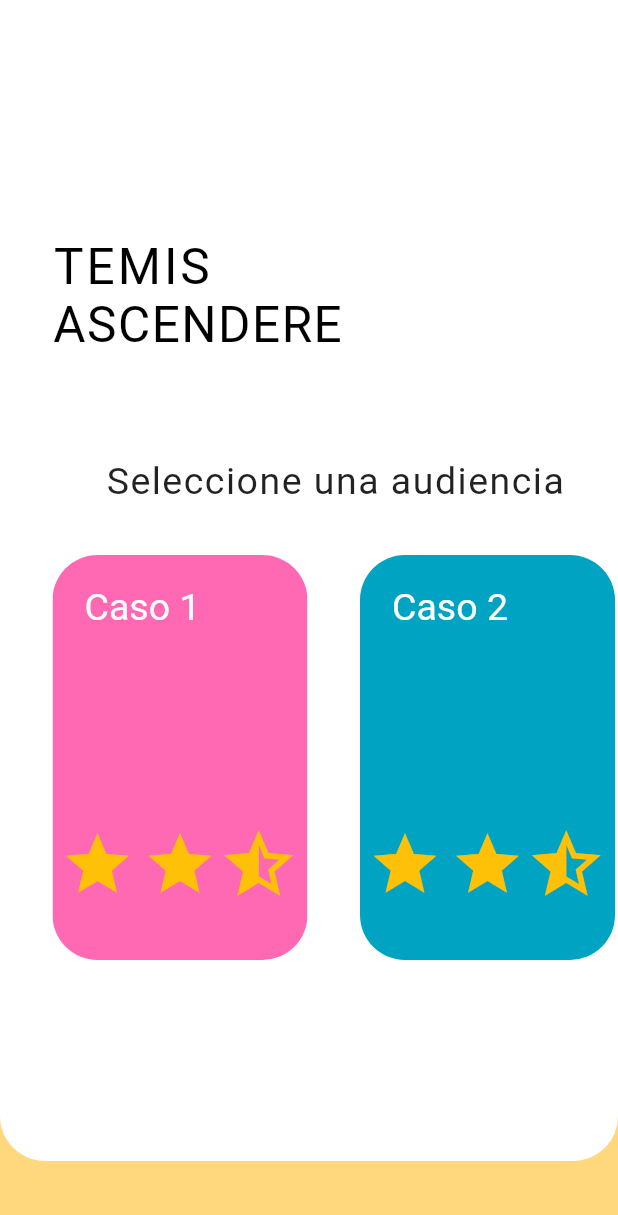
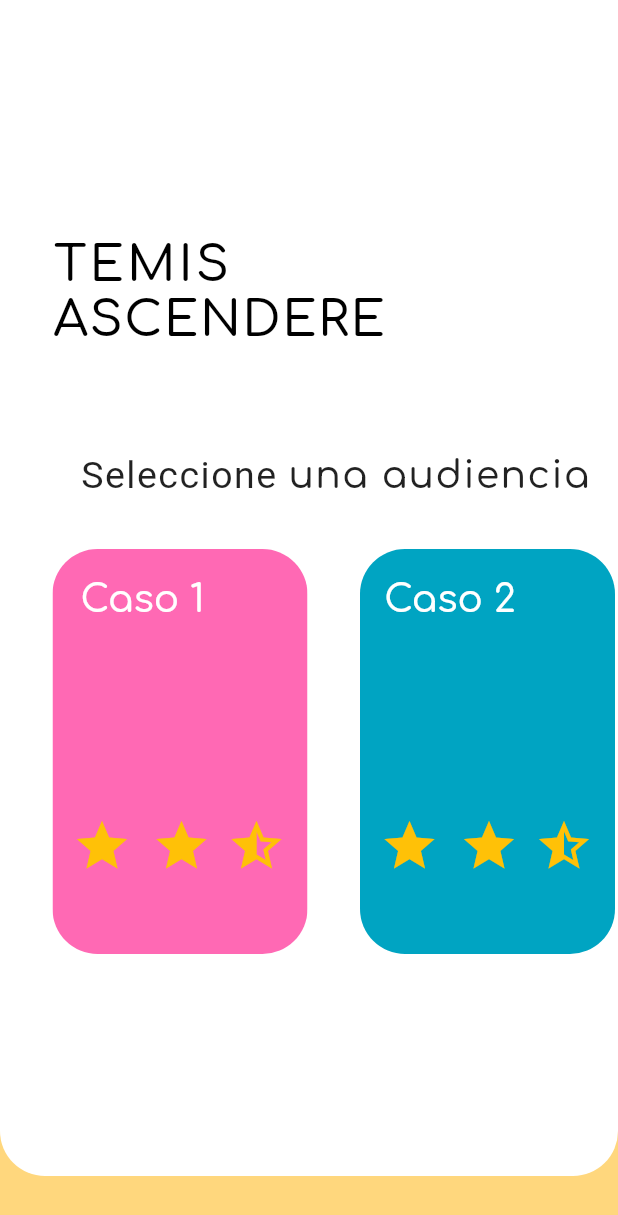
Before and after one commit to davidLM20/temmis_app_2, a Flutter app: the screen it shows after launch, on a phone screen of 412 x 824 dp. Shown: the top 1215 px of the screen. Run offline on Flutter 3.47's test engine with Material 2 defaults, Android fonts, the phone set to English and light mode, and no system bars; Roboto replaces fonts that are missing (Comfortaa).

Commit message:
cambios en las pantallas, letras

```diff
--- a/temmis_app_2/lib/main.dart
+++ b/temmis_app_2/lib/main.dart
@@ -13,6 +13,7 @@ class MyApp extends StatelessWidget {
     return MaterialApp(
       title: 'Temis Ascendere',
       theme: ThemeData(
+        fontFamily: 'Schyler',
         primarySwatch: Colors.blue,
       ),
       home: SelectCase(),
--- a/temmis_app_2/lib/resousers/colors.dart
+++ b/temmis_app_2/lib/resousers/colors.dart
@@ -7,4 +7,5 @@ class IndevColors {
   static const Color blue = const Color(0xFF1A2377);
   static const Color gold = const Color(0xFFFFD77D);
   static const Color black = const Color(0xFF212121);
+  static const Color lila = const Color(0xFFD375FE);
 }
--- a/temmis_app_2/lib/user/ui/screens/case_selection.dart
+++ b/temmis_app_2/lib/user/ui/screens/case_selection.dart
@@ -16,7 +16,7 @@ class _SelectCaseState extends State<SelectCase> {
       backgroundColor: IndevColors.gold,
         body: SingleChildScrollView(
           child: Container(
-            height: MediaQuery.of(context).size.height -50,
+            height: MediaQuery.of(context).size.height -40,
             width: MediaQuery.of(context).size.width,
             decoration: BoxDecoration(
               color: Colors.white,
@@ -35,18 +35,20 @@ class _SelectCaseState extends State<SelectCase> {
                     style: TextStyle(
                         color: Colors.black,
                         fontSize: 33.0,
-                        fontFamily: "Calibre-Semibold",
                         letterSpacing: 2,
                         wordSpacing: 100),
                     children: <TextSpan>[
-                      TextSpan(text: "TEMIS "),
+                      TextSpan(text: "TEMIS ",
+                      style: TextStyle(
+                        fontFamily: 'Schyler'
+                      )
+                      ),
                       TextSpan(
                           text: "ASCENDERE",
                           style: TextStyle(
                             color: Colors.black,
-                            fontFamily: "Comfortaa",
-                            fontStyle: FontStyle.normal,
                             letterSpacing: 1,
+                            fontFamily: 'Schyler'
                           ))
                     ]),
               ),
@@ -59,7 +61,7 @@ class _SelectCaseState extends State<SelectCase> {
                       style: TextStyle(
                         color: Color(0xDD000000),
                         fontSize: 25.0,
-                        fontFamily: "Calibre-Semibold",
+                        fontFamily: "Schyler",
                         letterSpacing: 1,
                       ),
                       children: <TextSpan>[
@@ -70,7 +72,7 @@ class _SelectCaseState extends State<SelectCase> {
                             text: "una audiencia",
                             style: TextStyle(
                               color: Color(0xDD000000),
-                              fontFamily: "Comfortaa",
+                              fontFamily: "Schyler",
                               fontStyle: FontStyle.normal,
                               letterSpacing: 1,
                             ))
--- a/temmis_app_2/lib/user/ui/widgets/card.dart
+++ b/temmis_app_2/lib/user/ui/widgets/card.dart
@@ -11,31 +11,33 @@ class CardCases extends StatelessWidget{
   Widget build(BuildContext context) {
 
     final star = Container(
-      padding: EdgeInsets.only(left: 5.0),
+      padding: EdgeInsets.only(left: 13.0),
       child: Icon(
         Icons.star,
         color: Colors.amber,
-        size: 50.0,
+        size: 40.0,
       ),
     );
 
     final star_medium = Container(
+      margin: EdgeInsets.only(left: 10.0),
       child: Icon(
         Icons.star_half,
         color: Colors.amber,
-        size: 55.0,
+        size: 40.0,
       ),
     );
 
 
     final txt_case = Container(
       margin: EdgeInsets.only(
-        right: 50.0,top: 20.0, bottom: 130.0
+        right: 50.0,top: 20.0, bottom: 130.0,
       ),
       child: Text(txt_card,
         style: TextStyle(
           fontSize: 25.0,
-          color: Colors.white),
+          color: Colors.white,
+          fontFamily: 'Schyler'),
         ),
     );
 
--- a/temmis_app_2/lib/user/ui/widgets/card_list_rol.dart
+++ b/temmis_app_2/lib/user/ui/widgets/card_list_rol.dart
@@ -10,9 +10,9 @@ class ListRol extends StatelessWidget{
     return Container(
       child: Column(
         children: <Widget>[
-          RoleCard("Juez", "Descripcion","Juez"),
-          RoleCard("Fiscalia", "Descripcion","Fiscalia"),
-          RoleCard("Defensa", "Descripcion","Defensa")
+          RoleCard("Juez", "Descripcion","1"),
+          RoleCard("Fiscalia", "Descripcion","2"),
+          RoleCard("Defensa", "Descripcion","3")
         ],
       ),
     );
```
Also changed, not shown: temmis_app_2/lib/user/ui/screens/role_screen.dart (+11 -6 lines), temmis_app_2/lib/user/ui/widgets/back_button.dart (deleted, +0 -29 lines), temmis_app_2/lib/user/ui/widgets/role_card.dart (+26 -20 lines), temmis_app_2/pubspec.yaml (+4 -14 lines), temmis_app_2/assets/google_fonts/Comfortaa-Bold.ttf (added), temmis_app_2/assets/google_fonts/Comfortaa-Light.ttf (added), temmis_app_2/assets/google_fonts/Comfortaa-Medium.ttf (added), temmis_app_2/assets/google_fonts/Comfortaa-Regular.ttf (added), temmis_app_2/assets/google_fonts/Comfortaa-SemiBold.ttf (added), temmis_app_2/assets/img/espalda.svg (deleted), temmis_app_2/assets/img/ley.svg (deleted).
